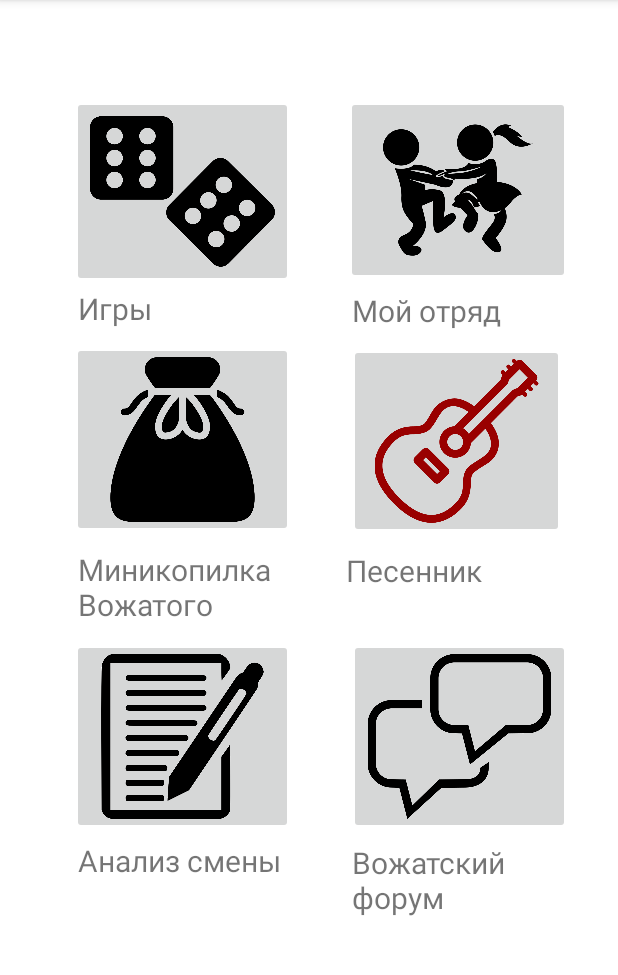
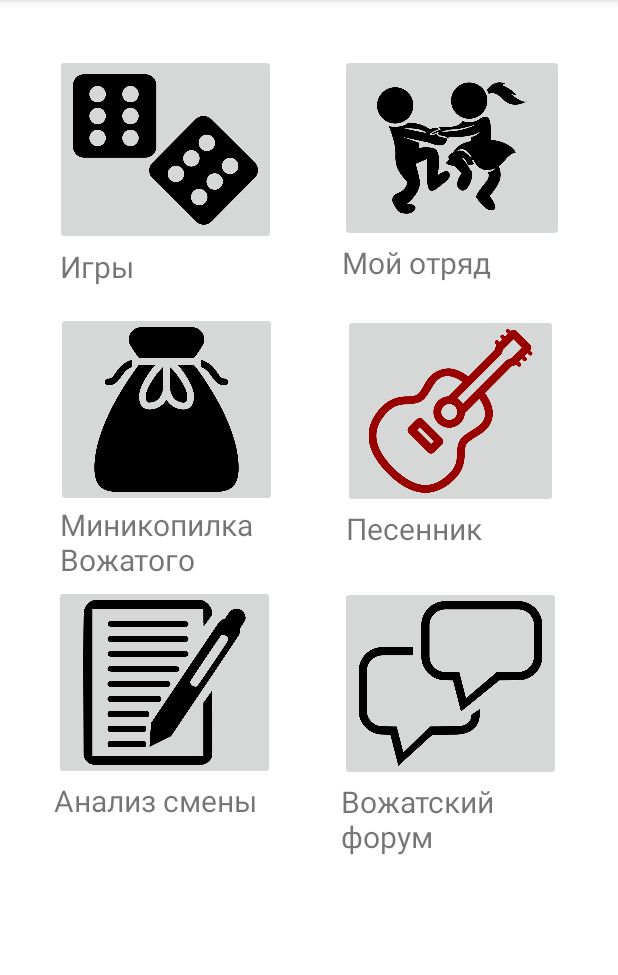
Before and after one commit to sasa12366/Vozhatnik_2.0, an Android app: the screen it shows after launch (MainActivity), on a phone screen of 412 x 824 dp, the part 84-1059 px from its top. Run offline under Robolectric (Android 15) with nearby library versions, the phone set to English and light mode, and no system bars.

Commit message:
Новая версия.

```diff
--- a/app/src/main/res/layout/activity_main.xml
+++ b/app/src/main/res/layout/activity_main.xml
@@ -20,8 +20,8 @@
         android:id="@+id/imageButton"
         android:layout_width="149dp"
         android:layout_height="125dp"
-        android:layout_marginTop="64dp"
-        android:layout_marginEnd="32dp"
+        android:layout_marginTop="36dp"
+        android:layout_marginEnd="36dp"
         android:focusable="true"
         android:onClick="showDetachment"
         android:scaleType="fitCenter"
@@ -33,11 +33,11 @@
         android:id="@+id/imageButton2"
         android:layout_width="147dp"
         android:layout_height="127dp"
-        android:layout_marginTop="64dp"
+        android:layout_marginTop="36dp"
         android:onClick="showGame"
         android:scaleType="fitCenter"
         app:layout_constraintEnd_toStartOf="@+id/imageButton"
-        app:layout_constraintHorizontal_bias="0.578"
+        app:layout_constraintHorizontal_bias="0.459"
         app:layout_constraintStart_toStartOf="parent"
         app:layout_constraintTop_toTopOf="parent"
         app:srcCompat="@drawable/igry2" />
@@ -46,7 +46,7 @@
         android:id="@+id/textView"
         android:layout_width="144dp"
         android:layout_height="44dp"
-        android:layout_marginStart="52dp"
+        android:layout_marginStart="40dp"
         android:layout_marginTop="128dp"
         android:text="Игры"
         android:textSize="20sp"
@@ -57,32 +57,38 @@
         android:id="@+id/textView5"
         android:layout_width="149dp"
         android:layout_height="36dp"
-        android:layout_marginTop="4dp"
-        android:layout_marginEnd="28dp"
+        android:layout_marginStart="44dp"
+        android:layout_marginBottom="12dp"
         android:text="Мой отряд"
         android:textSize="20sp"
-        app:layout_constraintEnd_toEndOf="parent"
-        app:layout_constraintTop_toBottomOf="@+id/imageButton" />
+        app:layout_constraintBottom_toTopOf="@+id/imageButton4"
+        app:layout_constraintStart_toEndOf="@+id/textView"
+        app:layout_constraintTop_toBottomOf="@+id/imageButton"
+        app:layout_constraintVertical_bias="0.0" />
 
     <TextView
         android:id="@+id/textView3"
         android:layout_width="145dp"
         android:layout_height="51dp"
-        android:layout_marginTop="8dp"
         android:layout_marginEnd="36dp"
+        android:layout_marginBottom="1dp"
         android:text="Песенник"
         android:textSize="20sp"
+        app:layout_constraintBottom_toTopOf="@+id/imageButton6"
         app:layout_constraintEnd_toEndOf="parent"
-        app:layout_constraintTop_toBottomOf="@+id/imageButton4" />
+        app:layout_constraintHorizontal_bias="1.0"
+        app:layout_constraintStart_toEndOf="@+id/textView4"
+        app:layout_constraintTop_toBottomOf="@+id/imageButton4"
+        app:layout_constraintVertical_bias="0.0" />
 
     <TextView
         android:id="@+id/textView4"
         android:layout_width="143dp"
         android:layout_height="56dp"
-        android:layout_marginStart="52dp"
-        android:layout_marginTop="8dp"
+        android:layout_marginStart="40dp"
         android:text="Миникопилка Вожатого"
         android:textSize="20sp"
+        app:layout_constraintBottom_toTopOf="@+id/imageButton5"
         app:layout_constraintStart_toStartOf="parent"
         app:layout_constraintTop_toBottomOf="@+id/imageButton3" />
 
@@ -90,8 +96,7 @@
         android:id="@+id/textView2"
         android:layout_width="143dp"
         android:layout_height="56dp"
-        android:layout_marginStart="52dp"
-        android:layout_marginTop="4dp"
+        android:layout_marginStart="36dp"
         android:text="Анализ смены"
         android:textSize="20sp"
         app:layout_constraintStart_toStartOf="parent"
@@ -101,8 +106,7 @@
         android:id="@+id/textView6"
         android:layout_width="143dp"
         android:layout_height="56dp"
-        android:layout_marginStart="39dp"
-        android:layout_marginTop="5dp"
+        android:layout_marginStart="48dp"
         android:text="Вожатский форум"
         android:textSize="20sp"
         app:layout_constraintStart_toEndOf="@+id/textView2"
@@ -112,13 +116,11 @@
         android:id="@+id/imageButton3"
         android:layout_width="147dp"
         android:layout_height="130dp"
-        android:layout_marginStart="40dp"
-        android:layout_marginTop="36dp"
+        android:layout_marginTop="44dp"
+        android:layout_marginEnd="44dp"
         android:onClick="showMinimobile"
         android:scaleType="fitCenter"
         app:layout_constraintEnd_toStartOf="@+id/imageButton4"
-        app:layout_constraintHorizontal_bias="0.177"
-        app:layout_constraintStart_toStartOf="parent"
         app:layout_constraintTop_toTopOf="@+id/textView"
         app:srcCompat="@drawable/mini" />
 
@@ -126,8 +128,8 @@
         android:id="@+id/imageButton5"
         android:layout_width="147dp"
         android:layout_height="130dp"
-        android:layout_marginStart="48dp"
-        android:layout_marginTop="68dp"
+        android:layout_marginStart="36dp"
+        android:layout_marginTop="52dp"
         android:onClick="showAnalis"
         android:scaleType="fitCenter"
         app:layout_constraintStart_toStartOf="parent"
@@ -139,21 +141,21 @@
         android:layout_width="147dp"
         android:layout_height="130dp"
         android:layout_marginStart="33dp"
-        android:layout_marginTop="8dp"
+        android:layout_marginTop="52dp"
         android:onClick="showForum"
         android:scaleType="fitCenter"
         app:layout_constraintEnd_toEndOf="parent"
-        app:layout_constraintHorizontal_bias="0.111"
+        app:layout_constraintHorizontal_bias="0.208"
         app:layout_constraintStart_toEndOf="@+id/imageButton5"
-        app:layout_constraintTop_toBottomOf="@+id/textView3"
+        app:layout_constraintTop_toBottomOf="@+id/imageButton4"
         app:srcCompat="@drawable/forum" />
 
     <ImageButton
         android:id="@+id/imageButton4"
         android:layout_width="143dp"
         android:layout_height="129dp"
-        android:layout_marginTop="40dp"
-        android:layout_marginEnd="36dp"
+        android:layout_marginTop="48dp"
+        android:layout_marginEnd="40dp"
         android:onClick="showMysic"
         android:scaleType="fitCenter"
         app:layout_constraintEnd_toEndOf="parent"
```
Also changed, not shown: app/src/main/java/com/example/myapplication/GameActivity.java (+2 -26 lines), app/src/main/java/com/example/myapplication/GameActivityView.java (+1 -6 lines), app/src/main/java/com/example/myapplication/MinimobileViewActivit.java (+0 -23 lines), app/src/main/java/com/example/myapplication/MysicActivity.java (+30 -24 lines), app/src/main/res/layout/activity_game.xml (+11 -42 lines), app/src/main/res/layout/activity_game_view.xml (+7 -16 lines), app/src/main/res/layout/activity_minimobile.xml (+6 -16 lines), app/src/main/res/layout/activity_mysic.xml (+16 -4 lines), app/src/main/res/layout/activity_mysic_view.xml (+6 -17 lines), app/src/main/assets/Database1.db.
